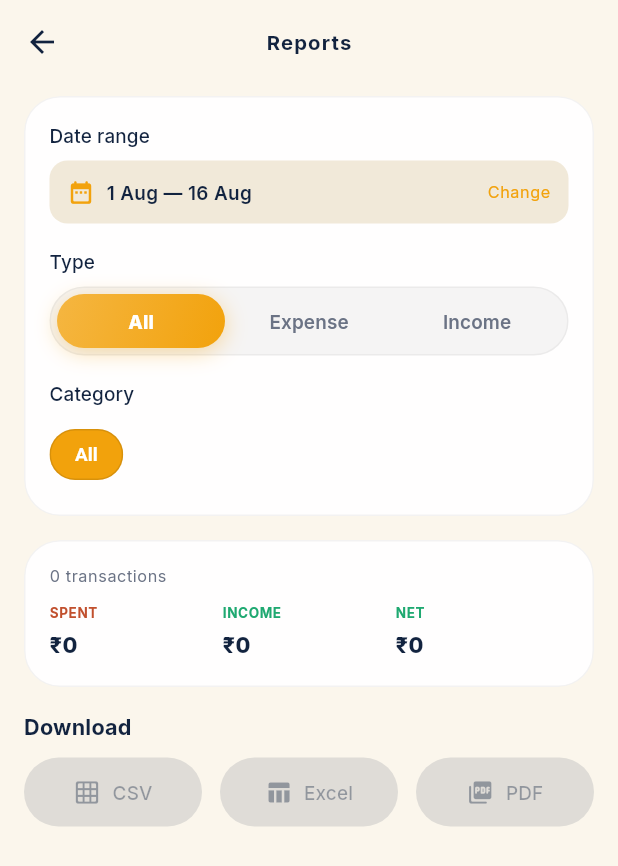
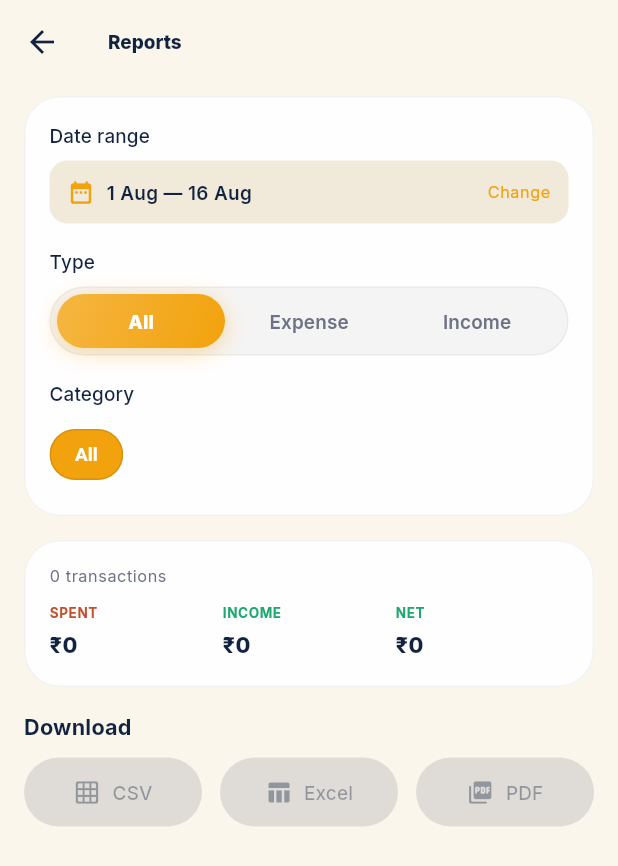
Before and after one commit to aftabpatwekar/ExpenseTracker, a Flutter app: the screen it shows once a user with an empty profile is signed in, item 2 of the bottom bar chosen, after a tap on the "description" icon, on a phone screen of 412 x 824 dp. Shown: the top 866 px of the screen. Run offline on Flutter 3.47's test engine with Material 3 defaults, Android fonts, the phone set to English and light mode, and no system bars; our stand-ins replace app_links, fl_chart, flutter_animate, flutter_dotenv, flutter_local_notifications, flutter_riverpod and 11 more; missing offline and left inert: excel, home_widget; accounts and stored records are empty; network calls fail.

Commit message:
Revert to left-aligned bold titles; surface group budgets on Home & Accounts
- page titles back to left-aligned, bold, no glass (per feedback); app-bar
  titles left-aligned + bold too
- Home Cash Flow is now a swipeable carousel: page 1 personal, then one ink
  card per shared group (month spend vs budget, progress, tap → details) with
  page dots
- Accounts screen gains a "Shared groups" section using the same card
- GroupFlowCard reusable widget

Co-Authored-By: Claude Opus 4.8 <noreply@anthropic.com>

```diff
--- a/lib/core/theme.dart
+++ b/lib/core/theme.dart
@@ -133,9 +133,8 @@ ThemeData buildTheme(Brightness brightness, [Color accent = kMarigold]) {
       backgroundColor: Colors.transparent,
       elevation: 0,
       scrolledUnderElevation: 0,
-      centerTitle: true,
-      titleTextStyle: textTheme.titleMedium?.copyWith(
-          fontWeight: FontWeight.w700, letterSpacing: 0.8, fontSize: 15),
+      centerTitle: false,
+      titleTextStyle: textTheme.titleLarge?.copyWith(fontWeight: FontWeight.w800),
     ),
     dividerTheme: DividerThemeData(color: scheme.outlineVariant, thickness: 1),
     chipTheme: ChipThemeData(
--- a/lib/features/accounts/accounts_screen.dart
+++ b/lib/features/accounts/accounts_screen.dart
@@ -7,8 +7,11 @@ import '../../core/hex.dart';
 import '../../core/theme.dart';
 import '../../data/account_repository.dart';
 import '../../data/expense_repository.dart';
+import '../../data/group_repository.dart';
 import '../../domain/models/account.dart';
 import '../../domain/models/expense.dart';
+import '../../domain/models/group.dart';
+import '../groups/group_flow_card.dart';
 
 const List<String> _palette = [
   '#1baf7a', '#2a78d6', '#eb6834', '#eda100',
@@ -34,13 +37,18 @@ class AccountsScreen extends ConsumerWidget {
       child: ListView(
         padding: const EdgeInsets.fromLTRB(16, 8, 16, 120),
         children: [
-          GlassHeader(
-            title: 'Accounts',
-            trailing: IconButton.filledTonal(
-              onPressed: () => _edit(context, null),
-              icon: const Icon(Icons.add),
-              tooltip: 'Add account',
-            ),
+          Row(
+            children: [
+              Text('Accounts',
+                  style: theme.textTheme.headlineSmall
+                      ?.copyWith(fontWeight: FontWeight.w800)),
+              const Spacer(),
+              IconButton.filledTonal(
+                onPressed: () => _edit(context, null),
+                icon: const Icon(Icons.add),
+                tooltip: 'Add account',
+              ),
+            ],
           ),
           const SizedBox(height: 12),
           Container(
@@ -129,6 +137,24 @@ class AccountsScreen extends ConsumerWidget {
                   ),
                 ),
               ),
+          Builder(builder: (context) {
+            final groups =
+                ref.watch(groupsProvider).asData?.value ?? const <Group>[];
+            if (groups.isEmpty) return const SizedBox.shrink();
+            return Column(
+              crossAxisAlignment: CrossAxisAlignment.start,
+              children: [
+                const SizedBox(height: 20),
+                Text('Shared groups', style: theme.textTheme.titleMedium),
+                const SizedBox(height: 12),
+                for (final g in groups)
+                  Padding(
+                    padding: const EdgeInsets.only(bottom: 12),
+                    child: GroupFlowCard(group: g),
+                  ),
+              ],
+            );
+          }),
         ],
       ),
     );
--- a/lib/features/analysis/analysis_screen.dart
+++ b/lib/features/analysis/analysis_screen.dart
@@ -188,14 +188,20 @@ class _AnalysisScreenState extends ConsumerState<AnalysisScreen> {
         children: [
           Padding(
             padding: const EdgeInsets.symmetric(vertical: AppSpace.sm),
-            child: GlassHeader(
-              title: 'Analysis',
-              trailing: _RoundIconButton(
-                icon: Icons.description_outlined,
-                tooltip: 'Reports',
-                onTap: () => Navigator.of(context).push(MaterialPageRoute(
-                    builder: (_) => const ReportsScreen())),
-              ),
+            child: Row(
+              children: [
+                Expanded(
+                  child: Text('Analysis',
+                      style: theme.textTheme.headlineSmall
+                          ?.copyWith(fontWeight: FontWeight.w800)),
+                ),
+                _RoundIconButton(
+                  icon: Icons.description_outlined,
+                  tooltip: 'Reports',
+                  onTap: () => Navigator.of(context).push(MaterialPageRoute(
+                      builder: (_) => const ReportsScreen())),
+                ),
+              ],
             ),
           ),
           // The common glass slider.
--- a/lib/features/dashboard/dashboard_screen.dart
+++ b/lib/features/dashboard/dashboard_screen.dart
@@ -9,11 +9,14 @@ import '../../core/hex.dart';
 import '../../core/theme.dart';
 import '../../data/category_repository.dart';
 import '../../data/expense_repository.dart';
+import '../../data/group_repository.dart';
 import '../../data/profile_repository.dart';
 import '../../domain/models/expense.dart';
 import '../../domain/models/expense_category.dart';
+import '../../domain/models/group.dart';
 import '../entry/add_expense_sheet.dart';
 import '../entry/expense_actions.dart';
+import '../groups/group_flow_card.dart';
 import '../search/search_screen.dart';
 import '../txns/transactions_screen.dart';
 import 'daily_tip.dart';
@@ -220,11 +223,13 @@ class _Content extends ConsumerWidget {
           ],
         ),
         const SizedBox(height: 16),
-        _CashFlowCard(
-          spending: spending,
-          income: income,
-          periodLabel: period.label,
-          onTapPeriod: () => _showPeriodPicker(context, ref),
+        _CashFlowCarousel(
+          personal: _CashFlowCard(
+            spending: spending,
+            income: income,
+            periodLabel: period.label,
+            onTapPeriod: () => _showPeriodPicker(context, ref),
+          ),
         )
             .animate()
             .fadeIn(duration: 350.ms)
@@ -285,6 +290,72 @@ class _Content extends ConsumerWidget {
               ],
             ),
           ).animate().fadeIn(delay: 300.ms, duration: 350.ms),
+      ],
+    );
+  }
+}
+
+/// Swipeable hero: page 0 = personal cash flow, then one card per shared group.
+class _CashFlowCarousel extends ConsumerStatefulWidget {
+  final Widget personal;
+  const _CashFlowCarousel({required this.personal});
+
+  @override
+  ConsumerState<_CashFlowCarousel> createState() => _CashFlowCarouselState();
+}
+
+class _CashFlowCarouselState extends ConsumerState<_CashFlowCarousel> {
+  final _pc = PageController();
+  int _page = 0;
+
+  @override
+  void dispose() {
+    _pc.dispose();
+    super.dispose();
+  }
+
+  @override
+  Widget build(BuildContext context) {
+    final theme = Theme.of(context);
+    final groups =
+        ref.watch(groupsProvider).asData?.value ?? const <Group>[];
+    final pages = <Widget>[
+      widget.personal,
+      for (final g in groups) GroupFlowCard(group: g),
+    ];
+    return Column(
+      children: [
+        SizedBox(
+          height: 210,
+          child: PageView.builder(
+            controller: _pc,
+            itemCount: pages.length,
+            onPageChanged: (i) => setState(() => _page = i),
+            itemBuilder: (_, i) => pages[i],
+          ),
+        ),
+        if (pages.length > 1)
+          Padding(
+            padding: const EdgeInsets.only(top: 10),
+            child: Row(
+              mainAxisAlignment: MainAxisAlignment.center,
+              children: [
+                for (var i = 0; i < pages.length; i++)
+                  AnimatedContainer(
+                    duration: const Duration(milliseconds: 200),
+                    margin: const EdgeInsets.symmetric(horizontal: 3),
+                    width: i == _page ? 20 : 8,
+                    height: 8,
+                    decoration: BoxDecoration(
+                      color: i == _page
+                          ? theme.colorScheme.primary
+                          : theme.colorScheme.outline.withAlpha(90),
+                      borderRadius: BorderRadius.circular(4),
+                    ),
+                  ),
+              ],
+            ),
+          ),
       ],
     );
   }
--- a/lib/features/more/more_screen.dart
+++ b/lib/features/more/more_screen.dart
@@ -43,9 +43,11 @@ class MoreScreen extends ConsumerWidget {
       child: ListView(
         padding: const EdgeInsets.fromLTRB(16, 8, 16, 120),
         children: [
-          const Padding(
-            padding: EdgeInsets.symmetric(vertical: 8),
-            child: GlassHeader(title: 'More'),
+          Padding(
+            padding: const EdgeInsets.symmetric(vertical: 8),
+            child: Text('More',
+                style: theme.textTheme.headlineSmall
+                    ?.copyWith(fontWeight: FontWeight.w800)),
           ),
           GlassCard(
             onTap: () => Navigator.of(context).push(
```
Also changed, not shown: lib/features/groups/group_flow_card.dart (added, +131 -0 lines).
